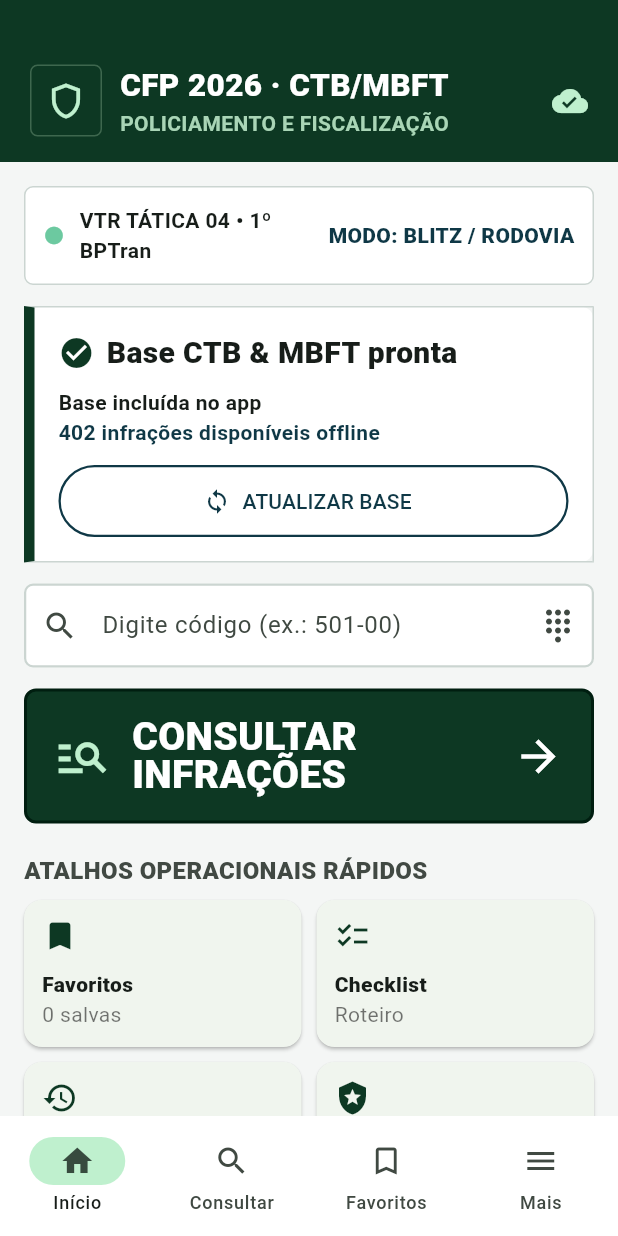
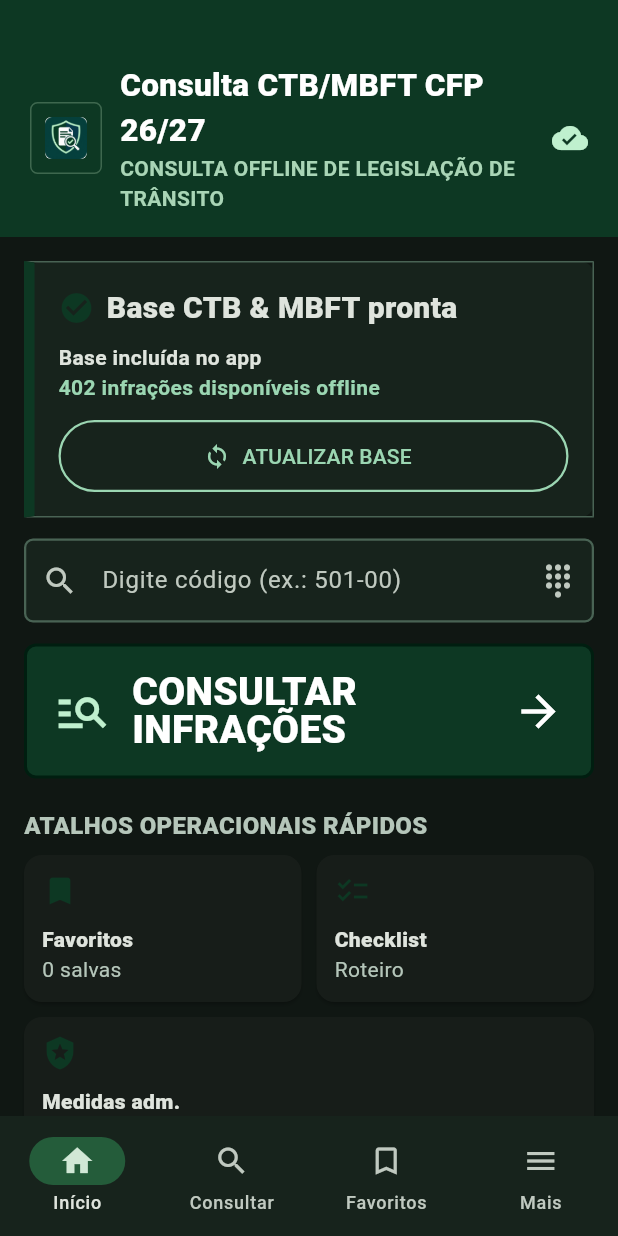
Before and after one commit to higorbrito1/cfp2026-multas-flutter, a Flutter app: the screen it shows after launch, on a phone screen of 412 x 824 dp. Run offline on Flutter 3.47's test engine with Material 3 defaults, Android fonts, the phone set to English and light mode, and no system bars; our stand-ins replace shared_preferences.

Commit message:
refresh app identity and dark interface

```diff
--- a/lib/main.dart
+++ b/lib/main.dart
@@ -7,10 +7,15 @@ import 'package:shared_preferences/shared_preferences.dart';
 
 const remoteDatabaseUrl =
     'https://raw.githubusercontent.com/higorbrito1/cfp2026-multas-flutter/main/assets/data/ctb-mbft.json';
+const appName = 'Consulta CTB/MBFT CFP 26/27';
 const tacticalGreen = Color(0xff0d3823);
 const tacticalPetrol = Color(0xff0f3846);
-const canvas = Color(0xfff4f6f5);
-const border = Color(0xffcbd5d1);
+const canvas = Color(0xff101713);
+const darkSurface = Color(0xff17231c);
+const darkSurfaceAlt = Color(0xff203128);
+const darkTextMuted = Color(0xffb5c6ba);
+const darkAccent = Color(0xff9bd6b2);
+const border = Color(0xff496354);
 
 void main() => runApp(const CfpMultasApp());
 
@@ -31,10 +36,12 @@ class CfpMultasApp extends StatelessWidget {
   @override
   Widget build(BuildContext context) => MaterialApp(
         debugShowCheckedModeBanner: false,
-        title: 'CFP 2026 · CTB/MBFT',
+        title: appName,
         theme: ThemeData(
           useMaterial3: true,
-          colorScheme: ColorScheme.fromSeed(seedColor: tacticalGreen),
+          brightness: Brightness.dark,
+          colorScheme: ColorScheme.fromSeed(
+              seedColor: tacticalGreen, brightness: Brightness.dark),
           scaffoldBackgroundColor: canvas,
           appBarTheme: const AppBarTheme(
               backgroundColor: tacticalGreen,
@@ -42,7 +49,7 @@ class CfpMultasApp extends StatelessWidget {
               elevation: 0),
           inputDecorationTheme: InputDecorationTheme(
             filled: true,
-            fillColor: Colors.white,
+            fillColor: darkSurface,
             border: OutlineInputBorder(
                 borderRadius: BorderRadius.circular(6),
                 borderSide: const BorderSide(color: tacticalGreen, width: 1.5)),
@@ -138,11 +145,15 @@ class _FineShellState extends State<FineShell> {
   }
 
   Future<void> _toggleFavorite(FineRecord fine) async {
+    final wasFavorite = favorites.contains(fine.id);
     setState(() => favorites.contains(fine.id)
         ? favorites.remove(fine.id)
         : favorites.add(fine.id));
     final preferences = await SharedPreferences.getInstance();
     await preferences.setStringList('ctb_mbft_favorites', favorites.toList());
+    _showMessage(wasFavorite
+        ? 'Infração removida dos favoritos.'
+        : 'Infração adicionada aos favoritos.');
   }
 
   void _showMessage(String message) => ScaffoldMessenger.of(context)
@@ -226,8 +237,8 @@ class _FineShellState extends State<FineShell> {
       bottomNavigationBar: NavigationBar(
         selectedIndex: selectedTab,
         onDestinationSelected: (index) => setState(() => selectedTab = index),
-        backgroundColor: Colors.white,
-        indicatorColor: const Color(0xffbff0ce),
+        backgroundColor: darkSurface,
+        indicatorColor: const Color(0xff245c3a),
         destinations: const [
           NavigationDestination(
               icon: Icon(Icons.home_outlined),
@@ -250,21 +261,29 @@ class TacticalHeader extends StatelessWidget {
   final String title;
   final String? subtitle;
   @override
-  Widget build(BuildContext context) => Container(
+  Widget build(BuildContext context) {
+    return Container(
       color: tacticalGreen,
       padding: const EdgeInsets.fromLTRB(20, 42, 20, 16),
-      child: Row(children: [
+      child: Row(
+        children: [
           Container(
             padding: const EdgeInsets.all(9),
             decoration: BoxDecoration(
               border: Border.all(color: const Color(0xff3e674e)),
-                borderRadius: BorderRadius.circular(5)),
-            child: const Icon(Icons.shield_outlined,
-                color: Color(0xffbff0ce), size: 28)),
+              borderRadius: BorderRadius.circular(5),
+            ),
+            child: ClipRRect(
+              borderRadius: BorderRadius.circular(4),
+              child: Image.asset('assets/icon/app_icon.png',
+                  width: 28, height: 28, fit: BoxFit.cover),
+            ),
+          ),
           const SizedBox(width: 12),
           Expanded(
-            child:
-                Column(crossAxisAlignment: CrossAxisAlignment.start, children: [
+            child: Column(
+              crossAxisAlignment: CrossAxisAlignment.start,
+              children: [
                 Text(title,
                     style: const TextStyle(
                         color: Colors.white,
@@ -273,10 +292,16 @@ class TacticalHeader extends StatelessWidget {
                 if (subtitle != null)
                   Text(subtitle!,
                       style: const TextStyle(
-                    color: Color(0xffa9d5b6), fontWeight: FontWeight.w600))
-        ])),
-        const Icon(Icons.cloud_done, color: Color(0xffbff0ce))
-      ]));
+                          color: Color(0xffa9d5b6),
+                          fontWeight: FontWeight.w600)),
+              ],
+            ),
+          ),
+          const Icon(Icons.cloud_done, color: Color(0xffbff0ce)),
+        ],
+      ),
+    );
+  }
 }
 
 class HomeView extends StatelessWidget {
@@ -298,17 +323,19 @@ class HomeView extends StatelessWidget {
   final VoidCallback onChecklist;
 
   @override
-  Widget build(BuildContext context) => CustomScrollView(slivers: [
+  Widget build(BuildContext context) {
+    return CustomScrollView(
+      slivers: [
         const SliverToBoxAdapter(
           child: TacticalHeader(
-                title: 'CFP 2026 · CTB/MBFT',
-                subtitle: 'POLICIAMENTO E FISCALIZAÇÃO')),
+            title: appName,
+            subtitle: 'CONSULTA OFFLINE DE LEGISLAÇÃO DE TRÂNSITO',
+          ),
+        ),
         SliverPadding(
           padding: const EdgeInsets.all(16),
           sliver: SliverList(
             delegate: SliverChildListDelegate([
-              _unitBanner(),
-              const SizedBox(height: 14),
               _databaseCard(),
               const SizedBox(height: 14),
               TextField(
@@ -317,7 +344,9 @@ class HomeView extends StatelessWidget {
                 decoration: const InputDecoration(
                   prefixIcon: Icon(Icons.search),
                   hintText: 'Digite código (ex.: 501-00)',
-                      suffixIcon: Icon(Icons.dialpad))),
+                  suffixIcon: Icon(Icons.dialpad),
+                ),
+              ),
               const SizedBox(height: 14),
               InkWell(
                 onTap: () => onSearch(''),
@@ -327,71 +356,68 @@ class HomeView extends StatelessWidget {
                   decoration: BoxDecoration(
                     color: tacticalGreen,
                     borderRadius: BorderRadius.circular(8),
-                          border: Border.all(
-                              color: const Color(0xff001e10), width: 2)),
-                      child: const Row(children: [
+                    border:
+                        Border.all(color: const Color(0xff001e10), width: 2),
+                  ),
+                  child: const Row(
+                    children: [
                       Icon(Icons.manage_search,
                           color: Color(0xffbff0ce), size: 38),
                       SizedBox(width: 14),
                       Expanded(
-                            child: Text('CONSULTAR\nINFRAÇÕES',
+                        child: Text(
+                          'CONSULTAR\nINFRAÇÕES',
                           style: TextStyle(
                               color: Colors.white,
                               fontSize: 26,
                               fontWeight: FontWeight.w900,
-                                    height: .95))),
-                        Icon(Icons.arrow_forward, color: Colors.white, size: 34)
-                      ]))),
+                              height: .95),
+                        ),
+                      ),
+                      Icon(Icons.arrow_forward, color: Colors.white, size: 34),
+                    ],
+                  ),
+                ),
+              ),
               const SizedBox(height: 20),
-              const Text('ATALHOS OPERACIONAIS RÁPIDOS',
+              const Text(
+                'ATALHOS OPERACIONAIS RÁPIDOS',
                 style: TextStyle(
                     fontWeight: FontWeight.w800,
-                      color: Color(0xff414943),
-                      fontSize: 16)),
+                    color: darkTextMuted,
+                    fontSize: 16),
+              ),
               const SizedBox(height: 8),
-              Row(children: [
+              Row(
+                children: [
                   Expanded(
-                    child: _shortcut(
-                        Icons.bookmark, 'Favoritos', '$favoriteCount salvas')),
+                      child: _shortcut(Icons.bookmark, 'Favoritos',
+                          '$favoriteCount salvas')),
                   const SizedBox(width: 10),
                   Expanded(
                       child: _shortcut(Icons.checklist, 'Checklist', 'Roteiro',
-                        onTap: onChecklist))
-              ]),
+                          onTap: onChecklist)),
+                ],
+              ),
               const SizedBox(height: 10),
-              Row(children: [
-                Expanded(
-                    child: _shortcut(Icons.history, 'Histórico', 'Consultas')),
-                const SizedBox(width: 10),
+              Row(
+                children: [
                   Expanded(
                       child: _shortcut(Icons.local_police, 'Medidas adm.',
-                        'Retenção / Remoção'))
+                          'Retenção / Remoção')),
+                ],
+              ),
             ]),
-              const SizedBox(height: 18),
-              _severityTable(records.length)
-            ])))
-      ]);
+          ),
+        ),
+      ],
+    );
+  }
 
-  Widget _unitBanner() => Container(
-      padding: const EdgeInsets.all(12),
-      decoration: BoxDecoration(
-          color: Colors.white,
-          border: Border.all(color: border),
-          borderRadius: BorderRadius.circular(6)),
-      child: const Row(children: [
-        Icon(Icons.circle, color: Color(0xff6cc9a0), size: 14),
-        SizedBox(width: 10),
-        Expanded(
-            child: Text('VTR TÁTICA 04 • 1º BPTran',
-                style: TextStyle(fontWeight: FontWeight.w700))),
-        Text('MODO: BLITZ / RODOVIA',
-            style:
-                TextStyle(color: tacticalPetrol, fontWeight: FontWeight.w800))
-      ]));
   Widget _databaseCard() => Container(
       padding: const EdgeInsets.all(16),
       decoration: BoxDecoration(
-          color: Colors.white,
+          color: darkSurface,
           border: const Border(
               left: BorderSide(color: tacticalGreen, width: 7),
               top: BorderSide(color: border),
@@ -410,7 +436,7 @@ class HomeView extends StatelessWidget {
             style: const TextStyle(fontWeight: FontWeight.w600)),
         Text('${records.length} infrações disponíveis offline',
             style: const TextStyle(
-                color: tacticalPetrol, fontWeight: FontWeight.w700)),
+                color: darkAccent, fontWeight: FontWeight.w700)),
         const SizedBox(height: 12),
         OutlinedButton.icon(
             onPressed: updating ? null : onUpdate,
@@ -423,8 +449,8 @@ class HomeView extends StatelessWidget {
             label: Text(updating ? 'ATUALIZANDO...' : 'ATUALIZAR BASE'),
             style: OutlinedButton.styleFrom(
                 minimumSize: const Size.fromHeight(48),
-                foregroundColor: tacticalPetrol,
-                side: const BorderSide(color: tacticalPetrol, width: 1.5)))
+                foregroundColor: darkAccent,
+                side: const BorderSide(color: darkAccent, width: 1.5)))
       ]));
   Widget _shortcut(IconData icon, String title, String subtitle,
           {VoidCallback? onTap}) =>
@@ -444,56 +470,8 @@ class HomeView extends StatelessWidget {
                             style:
                                 const TextStyle(fontWeight: FontWeight.w800)),
                         Text(subtitle,
-                            style: const TextStyle(color: Colors.black54))
+                            style: const TextStyle(color: darkTextMuted))
                       ]))));
-  Widget _severityTable(int count) => Container(
-      padding: const EdgeInsets.all(14),
-      decoration: BoxDecoration(
-          color: Colors.white,
-          border: Border.all(color: border),
-          borderRadius: BorderRadius.circular(8)),
-      child: Column(crossAxisAlignment: CrossAxisAlignment.start, children: [
-        const Row(children: [
-          Text('TABELA RÁPIDA DE GRAVIDADES',
-              style: TextStyle(fontWeight: FontWeight.w800)),
-          Spacer(),
-          Text('CTB Art. 258',
-              style:
-                  TextStyle(color: Colors.black54, fontWeight: FontWeight.w700))
-        ]),
-        const SizedBox(height: 10),
-        Row(children: [
-          _severity('GRAVÍSSIMA', '7 Pts', const Color(0xff991b1b)),
-          const SizedBox(width: 10),
-          _severity('GRAVE', '5 Pts', const Color(0xffc2410c))
-        ]),
-        const SizedBox(height: 10),
-        Row(children: [
-          _severity('MÉDIA', '4 Pts', const Color(0xffb45309)),
-          const SizedBox(width: 10),
-          _severity('LEVE', '3 Pts', const Color(0xff0e7490))
-        ]),
-        const SizedBox(height: 8),
-        Text('$count fichas oficiais no banco local',
-            style: const TextStyle(color: Colors.black54, fontSize: 12))
-      ]));
-  Widget _severity(String label, String points, Color color) => Expanded(
-      child: Container(
-          padding: const EdgeInsets.all(10),
-          color: const Color(0xfff0fdf1),
-          child:
-              Column(crossAxisAlignment: CrossAxisAlignment.start, children: [
-            Container(
-                padding: const EdgeInsets.symmetric(horizontal: 7, vertical: 4),
-                color: color,
-                child: Text(label,
-                    style: const TextStyle(
-                        color: Colors.white,
-                        fontWeight: FontWeight.w800,
-                        fontSize: 12))),
-            const SizedBox(height: 5),
-            Text(points, style: const TextStyle(fontWeight: FontWeight.w800))
-          ])));
 }
 
 class ConsultationView extends StatelessWidget {
@@ -523,8 +501,7 @@ class ConsultationView extends StatelessWidget {
     return Column(
       children: [
         const TacticalHeader(
-            title: 'CFP 2026 · CTB/MBFT',
-            subtitle: 'Consulta de infrações e enquadramentos'),
+            title: appName, subtitle: 'Consulta de infrações e enquadramentos'),
         Padding(
           padding: const EdgeInsets.fromLTRB(16, 14, 16, 8),
           child: TextField(
@@ -571,7 +548,7 @@ class ConsultationView extends StatelessWidget {
                   style: const TextStyle(fontWeight: FontWeight.w700)),
               const Spacer(),
               const Text('Ordenar: Código',
-                  style: TextStyle(color: Colors.black54)),
+                  style: TextStyle(color: darkTextMuted)),
             ],
           ),
         ),
@@ -626,7 +603,7 @@ class FineCard extends StatelessWidget {
                       Container(
                           padding: const EdgeInsets.symmetric(
                               horizontal: 8, vertical: 6),
-                          color: const Color(0xffe4f1e6),
+                          color: darkSurfaceAlt,
                           child: Text(fine.id,
                               style: const TextStyle(
                                   fontSize: 18,
@@ -637,7 +614,7 @@ class FineCard extends StatelessWidget {
                           child: Container(
                               padding: const EdgeInsets.symmetric(
                                   horizontal: 8, vertical: 6),
-                              color: const Color(0xffe4f1e6),
+                              color: darkSurfaceAlt,
                               child: Text(fine.article,
                                   style: const TextStyle(
                                       fontWeight: FontWeight.w700)))),
@@ -645,10 +622,22 @@ class FineCard extends StatelessWidget {
                           onPressed: onFavorite,
                           icon: Icon(
                               favorite ? Icons.bookmark : Icons.bookmark_border,
-                              color: favorite ? tacticalGreen : Colors.black54))
+                              color: favorite ? darkAccent : darkTextMuted))
                     ]),
                     const SizedBox(height: 6),
                     SeverityBadge(fine.severity),
+                    if (favorite)
+                      const Padding(
+                          padding: EdgeInsets.only(top: 8),
+                          child: Row(children: [
+                            Icon(Icons.bookmark, size: 17, color: darkAccent),
+                            SizedBox(width: 5),
+                            Text('ADICIONADA AOS FAVORITOS',
+                                style: TextStyle(
+                                    color: darkAccent,
+                                    fontWeight: FontWeight.w800,
+                                    fontSize: 11))
+                          ])),
                     const SizedBox(height: 10),
                     Text(fine.title,
                         style: const TextStyle(
@@ -659,7 +648,7 @@ class FineCard extends StatelessWidget {
                     Container(
                         width: double.infinity,
                         padding: const EdgeInsets.all(11),
-                        color: const Color(0xfff0fdf1),
+                        color: darkSurfaceAlt,
                         child: Column(
                             crossAxisAlignment: CrossAxisAlignment.start,
                             children: [
@@ -677,7 +666,7 @@ class FineCard extends StatelessWidget {
                       Expanded(
                           child: Text(fine.value('competence'),
                               style: const TextStyle(
-                                  color: tacticalPetrol,
+                                  color: darkAccent,
                                   fontWeight: FontWeight.w700,
                                   fontSize: 12),
                               maxLines: 2,
@@ -795,7 +784,7 @@ class MoreView extends StatelessWidget {
       ]);
 }
 
-class FineDetailsDialog extends StatelessWidget {
+class FineDetailsDialog extends StatefulWidget {
   const FineDetailsDialog(
       {required this.fine,
       required this.favorite,
@@ -804,6 +793,20 @@ class FineDetailsDialog extends StatelessWidget {
   final FineRecord fine;
   final bool favorite;
   final VoidCallback onFavorite;
+
+  @override
+  State<FineDetailsDialog> createState() => _FineDetailsDialogState();
+}
+
+class _FineDetailsDialogState extends State<FineDetailsDialog> {
+  late bool favorite;
+
+  @override
+  void initState() {
+    super.initState();
+    favorite = widget.favorite;
+  }
+
   @override
   Widget build(BuildContext context) => AlertDialog(
           insetPadding: const EdgeInsets.all(12),
@@ -811,7 +814,10 @@ class FineDetailsDialog extends StatelessWidget {
           title: Row(children: [
             const Expanded(child: Text('Detalhes do enquadramento')),
             IconButton(
-                onPressed: onFavorite,
+                onPressed: () {
+                  setState(() => favorite = !favorite);
+                  widget.onFavorite();
+                },
                 icon: Icon(favorite ? Icons.bookmark : Icons.bookmark_border,
                     color: tacticalGreen))
           ]),
@@ -823,25 +829,24 @@ class FineDetailsDialog extends StatelessWidget {
                   width: double.infinity,
                   padding: const EdgeInsets.all(14),
                   decoration: BoxDecoration(
-                      color: const Color(0xfff0fdf1),
-                      border: Border.all(color: border)),
+                      color: darkSurfaceAlt, border: Border.all(color: border)),
                   child: Column(
                       crossAxisAlignment: CrossAxisAlignment.start,
                       children: [
                         Row(children: [
-                          Text('CÓDIGO: ${fine.id}',
+                          Text('CÓDIGO: ${widget.fine.id}',
                               style: const TextStyle(
-                                  color: tacticalPetrol,
+                                  color: darkAccent,
                                   fontWeight: FontWeight.w800)),
                           const Spacer(),
-                          SeverityBadge(fine.severity)
+                          SeverityBadge(widget.fine.severity)
                         ]),
                         const SizedBox(height: 10),
-                        Text(fine.article,
+                        Text(widget.fine.article,
                             style: const TextStyle(
                                 fontWeight: FontWeight.w800, fontSize: 17)),
                         const SizedBox(height: 10),
-                        Text(fine.title,
+                        Text(widget.fine.title,
                             style: const TextStyle(
                                 fontSize: 18,
                                 fontWeight: FontWeight.w700,
@@ -850,15 +855,15 @@ class FineDetailsDialog extends StatelessWidget {
                 ),
                 const SizedBox(height: 14),
                 ...[
-                  ['Tipificação', fine.title],
-                  ['Gravidade', fine.value('severity')],
-                  ['Pontuação', fine.value('points')],
-                  ['Penalidade', fine.value('penalty')],
-                  ['Medida administrativa', fine.value('measure')],
-                  ['Infrator', fine.value('offender')],
-                  ['Constatação', fine.value('detection')],
-                  ['Crime de trânsito', fine.value('crime')],
-                  ['Competência', fine.value('competence')]
+                  ['Tipificação', widget.fine.title],
+                  ['Gravidade', widget.fine.value('severity')],
+                  ['Pontuação', widget.fine.value('points')],
+                  ['Penalidade', widget.fine.value('penalty')],
+                  ['Medida administrativa', widget.fine.value('measure')],
+                  ['Infrator', widget.fine.value('offender')],
+                  ['Constatação', widget.fine.value('detection')],
+                  ['Crime de trânsito', widget.fine.value('crime')],
+                  ['Competência', widget.fine.value('competence')]
                 ].map((item) => _field(item[0], item[1])),
                 const Divider(),
                 ...[
@@ -867,31 +872,36 @@ class FineDetailsDialog extends StatelessWidget {
                   ['Definições e procedimentos', 'procedures'],
                   ['Exemplos para observações do AIT', 'examples'],
                   ['Informações complementares', 'additional']
-                ].where((item) => fine.value(item[1]).isNotEmpty).map((item) =>
-                    ExpansionTile(
+                ].where((item) => widget.fine.value(item[1]).isNotEmpty).map(
+                    (item) => ExpansionTile(
                             title: Text(item[0],
-                            style:
-                                const TextStyle(fontWeight: FontWeight.w800)),
+                                style: const TextStyle(
+                                    fontWeight: FontWeight.w800)),
                             tilePadding: EdgeInsets.zero,
                             children: [
                               Align(
                                   alignment: Alignment.centerLeft,
                                   child: Padding(
-                                  padding: const EdgeInsets.only(bottom: 12),
-                                  child: Text(fine.value(item[1]),
-                                      style: const TextStyle(height: 1.35))))
+                                      padding:
+                                          const EdgeInsets.only(bottom: 12),
+                                      child: Text(widget.fine.value(item[1]),
+                                          style:
+                                              const TextStyle(height: 1.35))))
                             ]))
               ])),
           actions: [
             OutlinedButton.icon(
-                onPressed: onFavorite,
+                onPressed: () {
+                  setState(() => favorite = !favorite);
+                  widget.onFavorite();
+                },
                 icon: Icon(favorite ? Icons.bookmark : Icons.bookmark_border),
                 label: Text(favorite ? 'Salvo' : 'Favoritar')),
             FilledButton.icon(
                 onPressed: () {
                   Clipboard.setData(ClipboardData(
                       text:
-                          '${fine.id} - ${fine.title}\n${fine.value('penalty')}\n${fine.value('measure')}'));
+                          '${widget.fine.id} - ${widget.fine.title}\n${widget.fine.value('penalty')}\n${widget.fine.value('measure')}'));
                   ScaffoldMessenger.of(context).showSnackBar(
                       const SnackBar(content: Text('Informações copiadas.')));
                 },
@@ -903,7 +913,7 @@ class FineDetailsDialog extends StatelessWidget {
       child: Column(crossAxisAlignment: CrossAxisAlignment.start, children: [
         Text(label.toUpperCase(),
             style: const TextStyle(
-                color: Colors.black54,
+                color: darkTextMuted,
                 fontSize: 11,
                 fontWeight: FontWeight.w800)),
         Text(value.isEmpty ? 'Não informado na ficha' : value,
--- a/pubspec.yaml
+++ b/pubspec.yaml
@@ -21,3 +21,4 @@ flutter:
   uses-material-design: true
   assets:
     - assets/data/ctb-mbft.json
+    - assets/icon/app_icon.png
```
Also changed, not shown: assets/icon/app_icon.png (added), 23 other files. Lines whose indentation alone changed are shown as unchanged.
